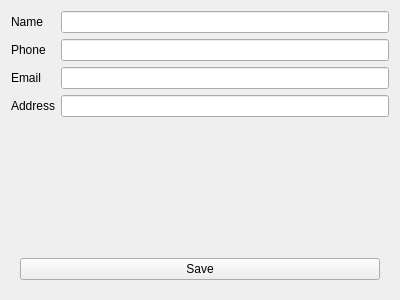
The window that updateUserView.ui (Mr-Beastman/CS106_A2) describes before a commit, drawn with Qt 5.
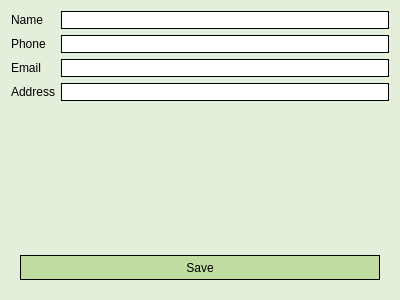
The same window after the commit.

What changed in the file:
```diff
--- a/updateUserView.ui
+++ b/updateUserView.ui
@@ -13,6 +13,30 @@
   <property name="windowTitle">
    <string>Form</string>
   </property>
+  <property name="styleSheet">
+   <string notr="true">#UpdateUserView{
+background-color: rgb(227, 238, 219);
+}
+
+QLabel{
+	color: rgb(0, 0, 0);
+	font: 700 9pt &quot;Segoe UI&quot;;
+}
+
+QLineEdit{
+	font: 9pt &quot;Segoe UI&quot;;
+	background-color: rgb(255, 255, 255);
+	border: 1px solid;
+	color: rgb(0, 0, 0);
+}
+
+QPushButton{
+	border: 1px solid;
+	color: rgb(0, 0, 0);
+	font: 700 9pt &quot;Segoe UI&quot;;
+	background-color: rgb(192, 220, 161);
+}</string>
+  </property>
   <layout class="QVBoxLayout" name="verticalLayout" stretch="1,0">
    <item>
     <layout class="QGridLayout" name="editUserLayout">
@@ -79,6 +103,12 @@
       </item>
       <item>
        <widget class="QPushButton" name="saveButton">
+        <property name="minimumSize">
+         <size>
+          <width>0</width>
+          <height>25</height>
+         </size>
+        </property>
         <property name="text">
          <string>Save</string>
         </property>
```
